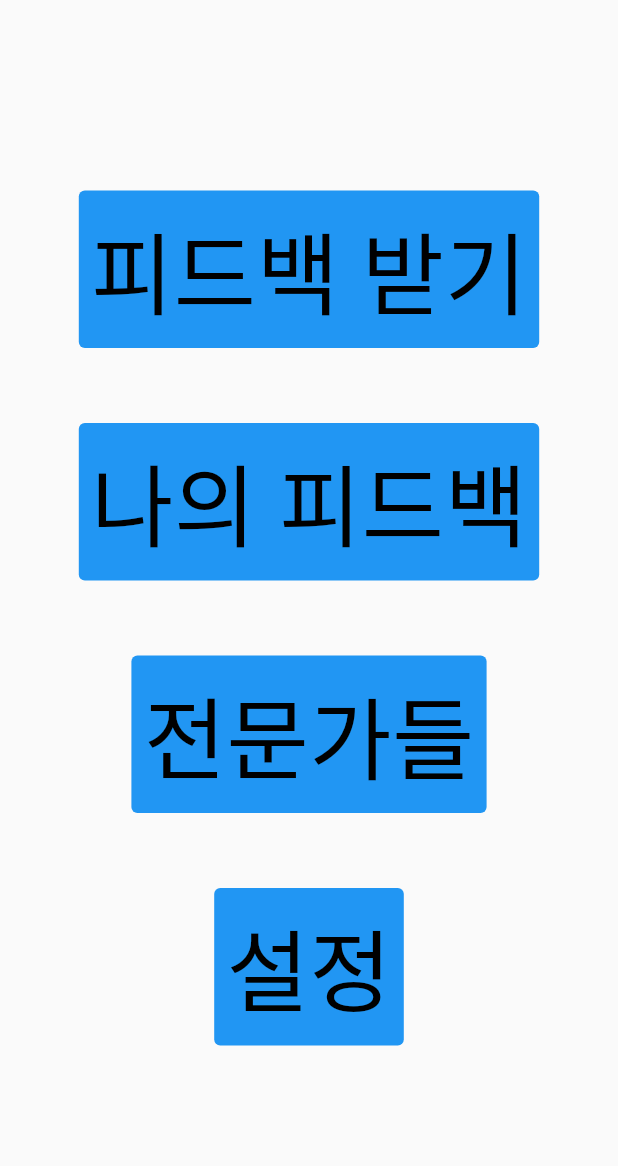
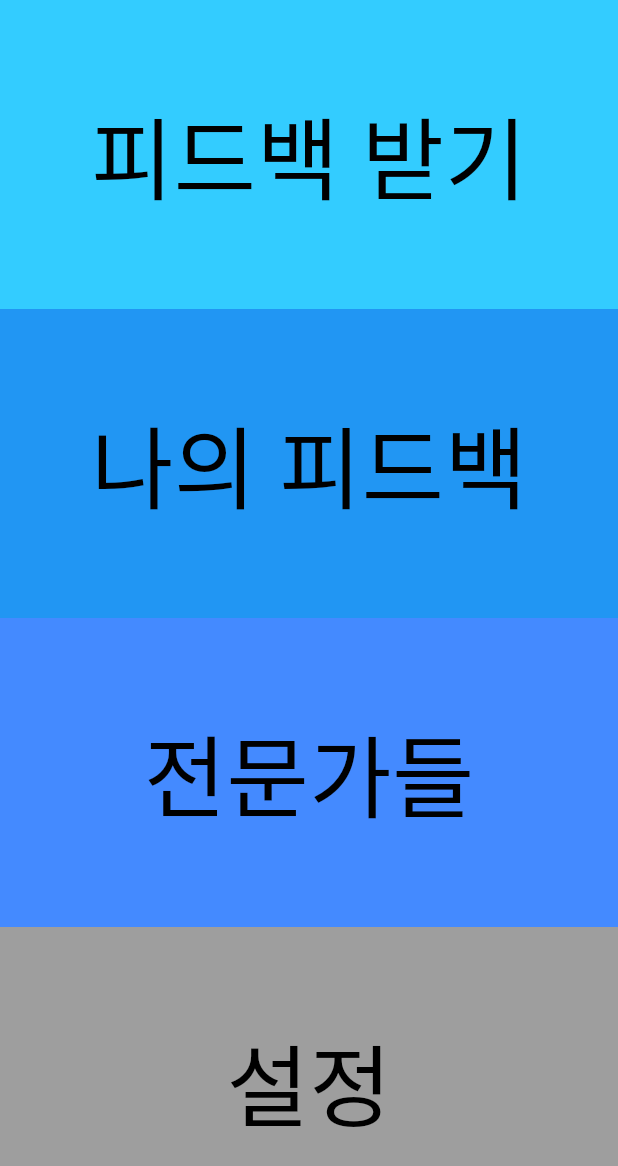
Before and after one commit to cityshin/VDFIT, a Flutter app: the MainPage screen opened by its route, on a phone screen of 412 x 824 dp. Shown: the top 1166 px of the screen. Run offline on Flutter 3.47's test engine with Material 2 defaults, Android fonts, the phone set to English and light mode, and no system bars; our stand-ins replace file_picker, firebase_core, firebase_database, firebase_storage; accounts and stored records are empty.

Commit message:
파일 수정

```diff
--- a/lib/experts.dart
+++ b/lib/experts.dart
@@ -9,7 +9,9 @@ class _Experts extends State<Experts> {
 
   @override
   Widget build(BuildContext context) {
-    return ListView.builder(
+    return Container(
+      color: Colors.white,
+        child: ListView.builder(
       scrollDirection: Axis.vertical,
       itemCount: experts.length,
       itemBuilder: (context, index) {
@@ -33,6 +35,6 @@ class _Experts extends State<Experts> {
           ),
         );
       },
-    );
+    ));
   }
 }
--- a/lib/login.dart
+++ b/lib/login.dart
@@ -41,7 +41,7 @@ class _Login extends State<Login> with SingleTickerProviderStateMixin {
                     size: 200,
                   ),
                   const SizedBox(
-                    height: 30,
+                    height: 20,
                   ),
                   TextField(
                     controller: _idTextController,
@@ -53,7 +53,7 @@ class _Login extends State<Login> with SingleTickerProviderStateMixin {
                                 width: 1, color: Colors.blueAccent))),
                   ),
                   const SizedBox(
-                    height: 30,
+                    height: 20,
                   ),
                   TextField(
                     controller: _pwTextController,
@@ -66,7 +66,7 @@ class _Login extends State<Login> with SingleTickerProviderStateMixin {
                                 width: 1, color: Colors.blueAccent))),
                   ),
                   const SizedBox(
-                    height: 30,
+                    height: 20,
                   ),
                   Row(
                     mainAxisAlignment: MainAxisAlignment.center,
--- a/lib/mainPage.dart
+++ b/lib/mainPage.dart
@@ -13,57 +13,64 @@ class _MainPage extends State<MainPage> {
           child: Column(
             mainAxisAlignment: MainAxisAlignment.center,
             children: [
-              TextButton(
+              Expanded(
+                child: Container(
+                  width: double.infinity,
+                color: Color(0xff33CCFF),
+
+          child:TextButton(
+
+
                 onPressed: () {
                   Navigator.of(context).pushNamed('feedback');
                 },
-                style: TextButton.styleFrom(
-                  backgroundColor: Colors.blue,
-                ),
+
                 child: const Text(
                   '피드백 받기',
                   style: TextStyle(fontSize: 60, color: Colors.black),
                 ),
               ),
-              const SizedBox(
-                height: 50,
               ),
-              TextButton(
-                onPressed: () {
-                  Navigator.of(context).pushNamed('myFeedback');
-                },
-                style: TextButton.styleFrom(
-                  backgroundColor: Colors.blue,
-                ),
-                child: const Text('나의 피드백',
-                    style: TextStyle(fontSize: 60, color: Colors.black)),
               ),
-              const SizedBox(
-                height: 50,
-              ),
-              TextButton(
+              Expanded(
+                child: Container(
+                    width: double.infinity,
+                    color: Colors.blue,
+                  child: TextButton(
+                    onPressed: () {
+                      Navigator.of(context).pushNamed('myFeedback');
+                    },
+
+                    child: const Text('나의 피드백',
+                        style: TextStyle(fontSize: 60, color: Colors.black)),
+                  ))),
+
+              Expanded(
+                child: Container(
+                    width: double.infinity,
+                    color: Colors.blueAccent,
+                    child: TextButton(
                 onPressed: () {
                   Navigator.of(context).pushNamed('experts');
                 },
-                style: TextButton.styleFrom(
-                  backgroundColor: Colors.blue,
-                ),
+
                 child: const Text('전문가들',
                     style: TextStyle(fontSize: 60, color: Colors.black)),
-              ),
-              const SizedBox(
-                height: 50,
-              ),
-              TextButton(
+              ))),
+              Expanded(
+                child: Container(
+                    width: double.infinity,
+                    color: Colors.grey,
+                    child: TextButton(
                 onPressed: () {
                   Navigator.of(context).pushNamed('settings');
                 },
-                style: TextButton.styleFrom(
-                  backgroundColor: Colors.blue,
-                ),
+
                 child: const Text('설정',
                     style: TextStyle(fontSize: 60, color: Colors.black)),
-              ),
+              ))),
+
+
             ],
           ),
         ));
--- a/pubspec.yaml
+++ b/pubspec.yaml
@@ -36,11 +36,13 @@ dependencies:
   # The following adds the Cupertino Icons font to your application.
   # Use with the CupertinoIcons class for iOS style icons.
   cupertino_icons: ^1.0.2
-  firebase_core: ^1.3.0
+  firebase_core: ^1.13.1
   firebase_database: ^7.1.1
   firebase_analytics: ^8.1.2
   firebase_core_platform_interface: 4.5.1
   crypto: ^3.0.1
+  file_picker: ^4.5.1
+  firebase_storage: ^10.2.9
 
 
 dev_dependencies:
```
Also changed, not shown: lib/feedback.dart (+131 -2 lines), lib/main.dart (+5 -4 lines), pubspec.lock, 1 other file.
